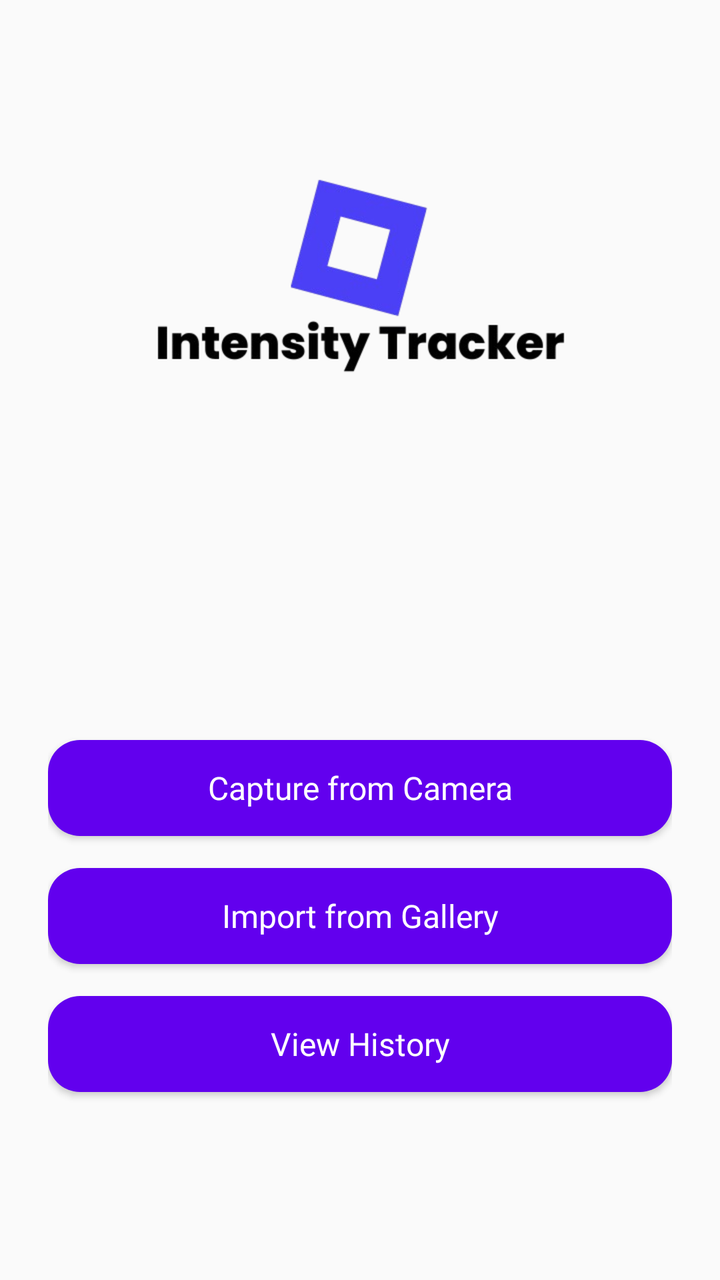
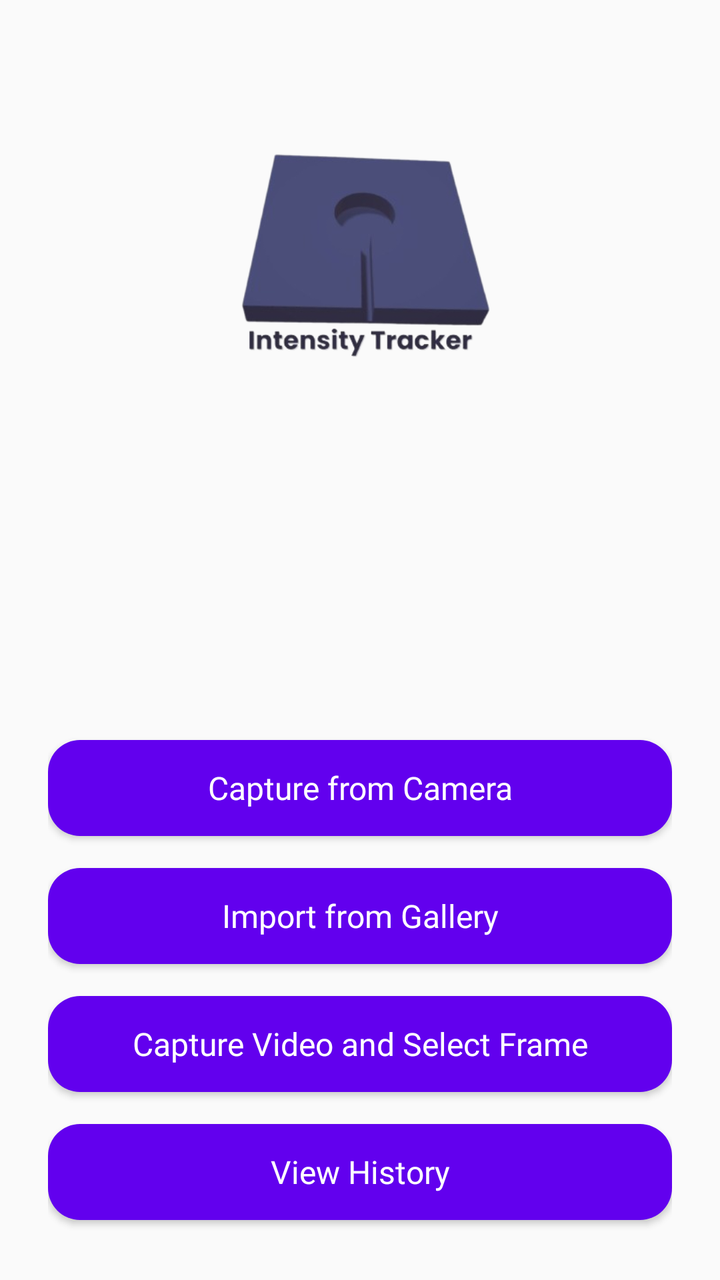

Screens rendered from an Android XML layout before and after an edit, with the pre-edit source and the edit as a unified diff.
<!-- AndroidManifest.xml: application theme Theme.IntensityTracker -->
<!-- res/layout/activity_main.xml -->
<?xml version="1.0" encoding="utf-8"?>
<LinearLayout xmlns:android="http://schemas.android.com/apk/res/android"
    android:id="@+id/main_layout"
    android:layout_width="match_parent"
    android:layout_height="match_parent"
    android:orientation="vertical"
    android:padding="24dp"
    android:gravity="center_horizontal"
    android:background="@color/background">

    
    <ImageView
        android:id="@+id/logoImageView"
        android:layout_width="250dp"
        android:layout_height="250dp"
        android:src="@drawable/logo"
        android:layout_marginBottom="48dp"
        android:contentDescription="App Logo" />

    
    <Button
        android:id="@+id/buttonCamera"
        style="@style/MainMenuButton"
        android:text="Capture from Camera"
        android:layout_marginTop="48dp" />

    
    <Button
        android:id="@+id/buttonGallery"
        style="@style/MainMenuButton"
        android:text="Import from Gallery" />

    
    <Button
        android:id="@+id/buttonHistory"
        style="@style/MainMenuButton"
        android:text="View History" />

</LinearLayout>
<!-- resources referenced by this layout -->
<resources>
  <color name="background">#FAFAFA</color>
  <!-- drawable logo: png bitmap (drawable, 36070 bytes) -->
  <style name="MainMenuButton" parent="Widget.AppCompat.Button">
          <item name="android:layout_width">match_parent</item>
          <item name="android:layout_height">wrap_content</item>
          <item name="android:layout_marginTop">16dp</item>
          <item name="android:background">@drawable/rounded_button</item>
          <item name="android:textColor">@color/white</item>
          <item name="android:textSize">16sp</item>
          <item name="android:fontFamily">@font/poppins</item>
          <item name="android:elevation">6dp</item>
          <item name="android:textAllCaps">false</item>
          
      </style>
  <style name="Theme.IntensityTracker" parent="Theme.MaterialComponents.DayNight.NoActionBar">
          
          <item name="colorPrimary">@color/purple_500</item>
          <item name="colorPrimaryVariant">@color/purple_700</item>
          <item name="colorOnPrimary">@color/white</item>
          <item name="colorSecondary">@color/teal_200</item>
          <item name="colorSecondaryVariant">@color/teal_700</item>
          <item name="colorOnSecondary">@color/white</item>
          <item name="android:windowBackground">@color/background</item>
      </style>
  <!-- drawable rounded_button (drawable) -->
  <?xml version="1.0" encoding="utf-8"?>
  <shape xmlns:android="http://schemas.android.com/apk/res/android"
      android:shape="rectangle">
      <solid android:color="@color/colorPrimary" />
      <corners android:radius="16dp" />
      <padding
          android:left="12dp"
          android:top="12dp"
          android:right="12dp"
          android:bottom="12dp" />
  </shape>
  <color name="white">#FFFFFF</color>
  <color name="purple_500">#6200EE</color>
  <color name="purple_700">#3700B3</color>
  <color name="teal_200">#03DAC5</color>
  <color name="teal_700">#018786</color>
  <color name="colorPrimary">#4C40F7</color>
</resources>

<!-- the commit's change to res/layout/activity_main.xml (unified diff, before → after) -->
@@ -13,7 +13,7 @@
         android:id="@+id/logoImageView"
         android:layout_width="250dp"
         android:layout_height="250dp"
-        android:src="@drawable/logo"
+        android:src="@drawable/menu_new"
         android:layout_marginBottom="48dp"
         android:contentDescription="App Logo" />
 
@@ -32,6 +32,12 @@
 
     
     <Button
+        android:id="@+id/buttonVideo"
+        style="@style/MainMenuButton"
+        android:text="Capture Video and Select Frame" />
+
+    
+    <Button
         android:id="@+id/buttonHistory"
         style="@style/MainMenuButton"
         android:text="View History" />
<!-- resource entries referenced after the edit -->
@@ -1,7 +1,7 @@
 <!-- resources referenced by this layout -->
 <resources>
   <color name="background">#FAFAFA</color>
-  <!-- drawable logo: png bitmap (drawable, 36070 bytes) -->
+  <!-- drawable menu_new: png bitmap (drawable, 52090 bytes) -->
   <style name="MainMenuButton" parent="Widget.AppCompat.Button">
           <item name="android:layout_width">match_parent</item>
           <item name="android:layout_height">wrap_content</item>
